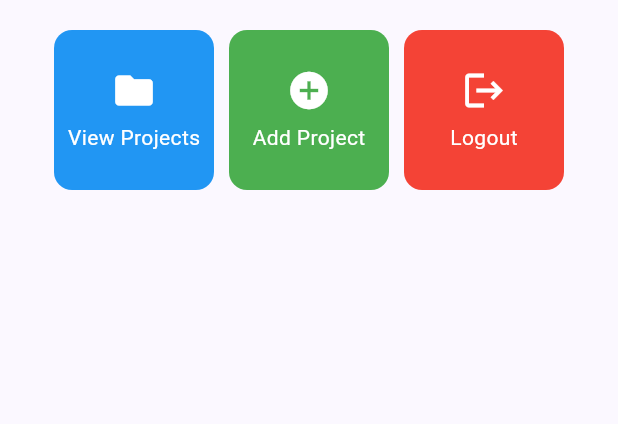
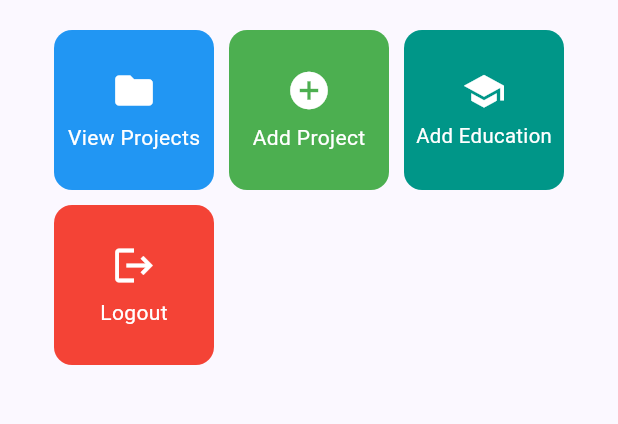
Before and after one commit to beccaovels/myportofolio_mobile, a Flutter app: the screen it shows after launch, on a phone screen of 412 x 824 dp, the part 375-799 px from its top. Run offline on Flutter 3.47's test engine with Material 3 defaults, Android fonts, the phone set to English and light mode, and no system bars; our stand-ins replace material_ui.

Commit message:
feat(menu): add Add Education card and route action cards by destination

```diff
--- a/lib/screens/menu.dart
+++ b/lib/screens/menu.dart
@@ -1,4 +1,6 @@
 import 'package:material_ui/material_ui.dart';
+import 'package:myportofolio_mobile/screens/education_form.dart';
+import 'package:myportofolio_mobile/screens/project_form.dart';
 import 'package:myportofolio_mobile/widgets/project_card.dart';
 import 'package:myportofolio_mobile/widgets/left_drawer.dart';
 
@@ -25,7 +27,18 @@ class MyHomePage extends StatelessWidget {
   /// Declared `const` so the list is created once at compile time.
   static const List<ItemHomepage> items = [
     ItemHomepage("View Projects", Icons.folder, Colors.blue),
-    ItemHomepage("Add Project", Icons.add_circle, Colors.green),
+    ItemHomepage(
+      "Add Project",
+      Icons.add_circle,
+      Colors.green,
+      destination: ProjectFormPage(),
+    ),
+    ItemHomepage(
+      "Add Education",
+      Icons.school,
+      Colors.teal,
+      destination: EducationFormPage(),
+    ),
     ItemHomepage("Logout", Icons.logout, Colors.red),
   ];
 
@@ -166,9 +179,9 @@ class InfoCard extends StatelessWidget {
 
 /// Data model for one action button on the home screen.
 ///
-/// Keeping the [color] here (instead of if-else logic inside [ItemCard])
-/// means adding a new button only requires a new entry in
-/// [MyHomePage.items].
+/// Keeping the [color] and [destination] here (instead of if-else logic
+/// on the name inside [ItemCard]) means adding a new button only requires
+/// a new entry in [MyHomePage.items].
 class ItemHomepage {
   /// Label shown on the card and used in the SnackBar message.
   final String name;
@@ -179,5 +192,9 @@ class ItemHomepage {
   /// Background color of the card; each item uses a distinct color.
   final Color color;
 
-  const ItemHomepage(this.name, this.icon, this.color);
+  /// Screen opened with `Navigator.push` when the card is tapped, or
+  /// `null` if the card only shows a SnackBar.
+  final Widget? destination;
+
+  const ItemHomepage(this.name, this.icon, this.color, {this.destination});
 }
--- a/lib/widgets/project_card.dart
+++ b/lib/widgets/project_card.dart
@@ -1,12 +1,12 @@
 import 'package:material_ui/material_ui.dart';
 import 'package:myportofolio_mobile/screens/menu.dart';
-import 'package:myportofolio_mobile/screens/project_form.dart';
 
 /// A tappable, colored card that renders one [ItemHomepage].
 ///
 /// Tapping it replaces any visible SnackBar with
-/// `"You pressed the [name] button!"`, using the item's name, and the
-/// "Add Project" card also opens [ProjectFormPage].
+/// `"You pressed the [name] button!"`, using the item's name. If the item
+/// has a [ItemHomepage.destination] (e.g. the Add Project or Add Education
+/// form), that screen is also opened on top of the home screen.
 class ItemCard extends StatelessWidget {
   /// The action this card represents.
   final ItemHomepage item;
@@ -27,11 +27,13 @@ class ItemCard extends StatelessWidget {
               SnackBar(content: Text("You pressed the ${item.name} button!")),
             );
 
-          // push (not pushReplacement) so Back returns to the home screen.
-          if (item.name == "Add Project") {
+          // push (not pushReplacement) keeps the home screen underneath,
+          // so the system Back button returns to it.
+          final destination = item.destination;
+          if (destination != null) {
             Navigator.push(
               context,
-              MaterialPageRoute(builder: (context) => const ProjectFormPage()),
+              MaterialPageRoute(builder: (context) => destination),
             );
           }
         },
```
